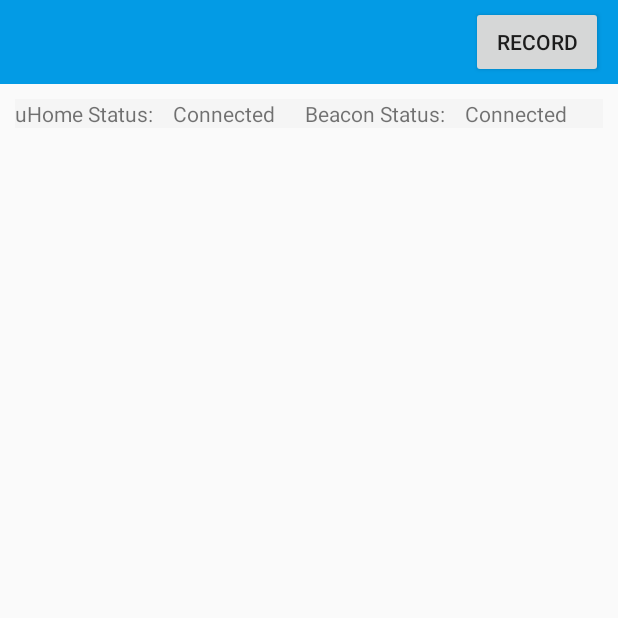
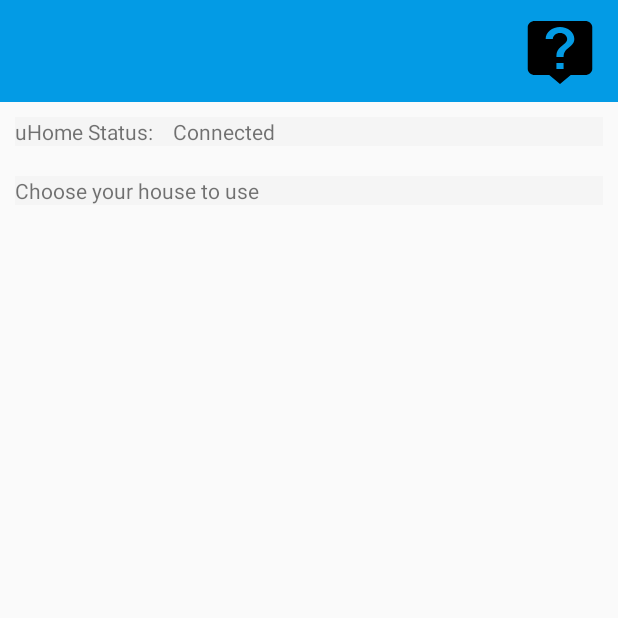
Before and after one commit to Doikham/Android-uhome, an Android app: the HomeActivity screen opened directly, with no data from a screen before it, on a phone screen of 412 x 824 dp, the top half of it. Run offline under Robolectric (Android 15) with nearby library versions, the phone set to English and light mode, and no system bars; 2 statements that could not run were skipped.

```diff
--- a/app/src/main/java/com/u/android_uhome/device/DeviceActivity.kt
+++ b/app/src/main/java/com/u/android_uhome/device/DeviceActivity.kt
@@ -37,7 +37,7 @@ class DeviceActivity : AppCompatActivity() {
         val bundle = intent.extras
         val tokenId = bundle?.getString("tokenId")
         val roomId = bundle?.getInt("roomId").toString()
-        val homeId = bundle?.getString("homeId")
+        val homeId = bundle?.getString("homeId").toString()
 
         deviceList.layoutManager = LinearLayoutManager(this)
         deviceList.itemAnimator = DefaultItemAnimator()
@@ -55,7 +55,7 @@ class DeviceActivity : AppCompatActivity() {
                 call: Call<DeviceModel.ResponseMessage>?,
                 response: Response<DeviceModel.ResponseMessage>?
             ) {
-                setAdapterData(response?.body()?.message, tokenId, homeId!!)
+                setAdapterData(response?.body()?.message, tokenId, homeId)
             }
 
             override fun onFailure(
--- a/app/src/main/java/com/u/android_uhome/utils/APICenter.kt
+++ b/app/src/main/java/com/u/android_uhome/utils/APICenter.kt
@@ -32,7 +32,7 @@ interface APICenter {
     @POST("/getRoom")
     fun getRoom(@Body request: RoomModel.Request): Call<RoomModel.ResponseMessage>
 
-    @POST("/user/getDevices")
+    @POST("/user/getDevices/Hue")
     fun getDevices(@Body request: DeviceModel.Request): Call<DeviceModel.ResponseMessage>
 
     @POST("/setLight")
--- /dev/null
+++ b/app/src/main/res/drawable/ic_live_help_black_24dp.xml
@@ -0,0 +1,9 @@
+<vector xmlns:android="http://schemas.android.com/apk/res/android"
+        android:width="24dp"
+        android:height="24dp"
+        android:viewportWidth="24.0"
+        android:viewportHeight="24.0">
+    <path
+        android:fillColor="#FF000000"
+        android:pathData="M19,2L5,2c-1.11,0 -2,0.9 -2,2v14c0,1.1 0.89,2 2,2h4l3,3 3,-3h4c1.1,0 2,-0.9 2,-2L21,4c0,-1.1 -0.9,-2 -2,-2zM13,18h-2v-2h2v2zM15.07,10.25l-0.9,0.92C13.45,11.9 13,12.5 13,14h-2v-0.5c0,-1.1 0.45,-2.1 1.17,-2.83l1.24,-1.26c0.37,-0.36 0.59,-0.86 0.59,-1.41 0,-1.1 -0.9,-2 -2,-2s-2,0.9 -2,2L8,8c0,-2.21 1.79,-4 4,-4s4,1.79 4,4c0,0.88 -0.36,1.68 -0.93,2.25z"/>
+</vector>
--- a/app/src/main/res/layout/activity_home.xml
+++ b/app/src/main/res/layout/activity_home.xml
@@ -16,22 +16,25 @@
         android:minHeight="?attr/actionBarSize"
         android:theme="?attr/actionBarTheme">
 
-        <RelativeLayout
+        <LinearLayout
             android:layout_width="match_parent"
             android:layout_height="wrap_content"
-            android:layout_marginEnd="0dp">
+            android:layout_marginLeft="10dp"
+            android:layout_marginTop="10dp"
+            android:layout_marginRight="10dp"
+            android:layout_marginBottom="10dp"
+            android:orientation="horizontal"
+            android:gravity="end">
 
             <Button
                 android:id="@+id/optionBtn"
-                android:layout_width="wrap_content"
-                android:layout_height="wrap_content"
-                android:text="Record"
-                android:layout_alignParentEnd="true"
-                android:layout_marginEnd="10dp"
-                />
+                android:layout_width="57dp"
+                android:layout_height="match_parent"
+                android:background="@drawable/ic_live_help_black_24dp" />
 
-        </RelativeLayout>
+        </LinearLayout>
     </androidx.appcompat.widget.Toolbar>
+
     <LinearLayout
             android:layout_width="match_parent"
             android:layout_height="wrap_content"
@@ -56,22 +59,24 @@
                 android:layout_height="wrap_content"
                 android:text="Connected"
                 tools:ignore="HardcodedText"
-                android:layout_marginEnd="20dp"
                 />
 
-            <TextView
-                android:layout_width="wrap_content"
+        </LinearLayout>
+
+    <LinearLayout
+        android:layout_width="match_parent"
         android:layout_height="wrap_content"
-                android:text="Beacon Status: "
-                tools:ignore="HardcodedText"
-                android:layout_marginEnd="10dp"
-                />
+        android:orientation="horizontal"
+        android:layout_marginLeft="10dp"
+        android:layout_marginTop="10dp"
+        android:layout_marginRight="10dp"
+        android:layout_marginBottom="10dp"
+        android:background="@color/grey_100">
 
         <TextView
-                android:layout_width="wrap_content"
+            android:layout_width="match_parent"
             android:layout_height="wrap_content"
-                android:text="Connected"
-                tools:ignore="HardcodedText"
+            android:text="@string/choose_your_house_to_use"
             />
 
     </LinearLayout>
--- a/app/src/main/res/layout/home.xml
+++ b/app/src/main/res/layout/home.xml
@@ -2,6 +2,9 @@
 <LinearLayout xmlns:android="http://schemas.android.com/apk/res/android"
     android:layout_width="match_parent"
     android:layout_height="match_parent"
+    android:paddingBottom="10dp"
+    android:paddingTop="10dp"
+    android:background="@color/grey_100"
     >
 
     <LinearLayout
--- a/app/src/main/res/values/strings.xml
+++ b/app/src/main/res/values/strings.xml
@@ -110,5 +110,8 @@
 
     <string name="estimote_app_id">%s</string>
     <string name="estimote_app_token">%s</string>
+    <string name="choose_your_house_to_use">Choose your house to use</string>
+    <string name="choose_device_to_use">Choose device to use</string>
+    <string name="choose_room_to_use">Choose room to use</string>
 
 </resources>
```
Also changed, not shown: app/src/main/res/layout/activity_device.xml (+16 -39 lines), app/src/main/res/layout/activity_room.xml (+16 -39 lines), app/src/main/res/layout/room.xml (+6 -1 lines). Lines whose indentation alone changed are shown as unchanged.
